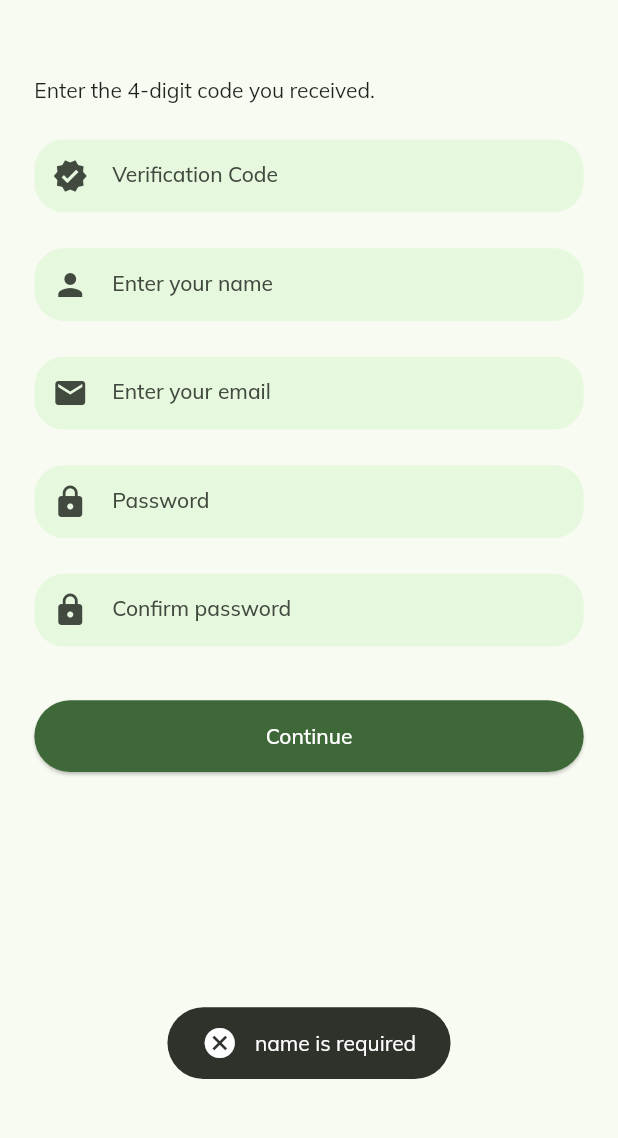
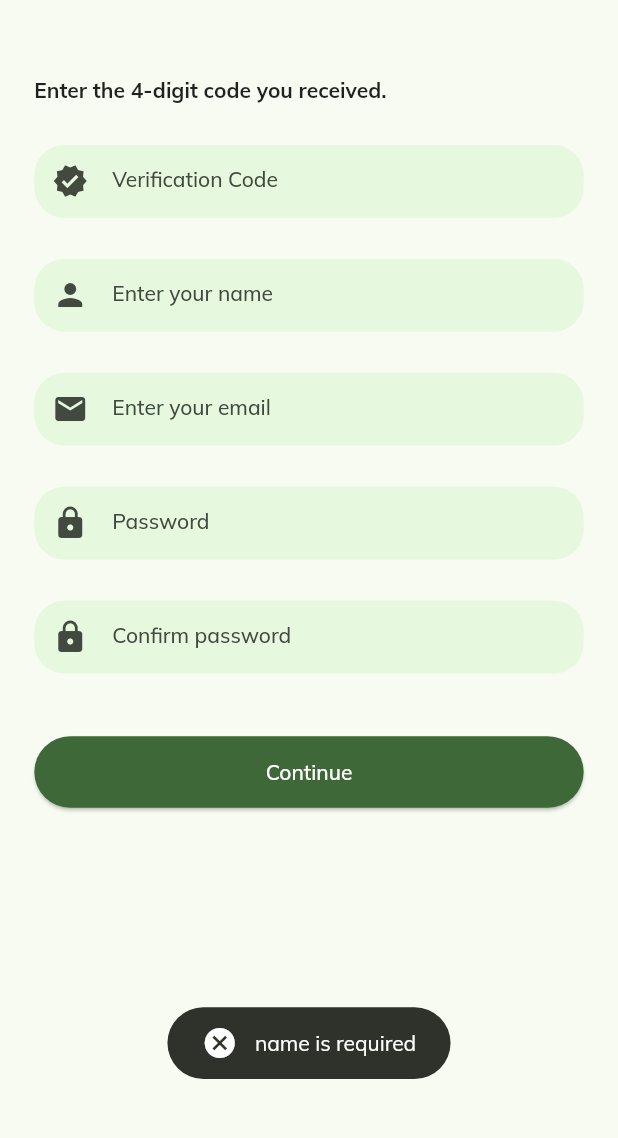
Before and after one commit to roufy235/E-Voting-App, a Flutter app: the RegScreen screen opened by its route, after a tap on "Continue", on a phone screen of 412 x 824 dp, the part 61-1199 px from its top. Run offline on Flutter 3.47's test engine with Material 2 defaults, Android fonts, the phone set to English and light mode, and no system bars; drawn by our look-alikes of dynamic_color; our stand-ins replace cloud_firestore, firebase_analytics, firebase_auth, firebase_core, firebase_crashlytics, flutter_riverpod and 6 more; missing offline and left inert: firebase_performance; accounts and stored records are empty.

Commit message:
feat: bug fixes

```diff
--- a/lib/resource/auth_methods.dart
+++ b/lib/resource/auth_methods.dart
@@ -59,10 +59,8 @@ class AuthMethods {
         res = "Invalid email address";
       } else if (err.code == "weak-password") {
         res = "Your password should be at least 6 characters";
-      } else if (err.code == "wrong-password") {
-        res = "Your password is incorrect";
-      } else if (err.code == "user-not-found") {
-        res = "Account not available. Check your email and password";
+      } else if (err.code == "email-already-in-use") {
+        res = "Email already exists";
       } else {
         res = err.code;
       }
--- a/lib/screens/reg/init_reg_screen.dart
+++ b/lib/screens/reg/init_reg_screen.dart
@@ -31,11 +31,13 @@ class _InitRegScreenState extends State<InitRegScreen> {
 
   @override
   Widget build(BuildContext context) {
+    Color? appBarColor = Theme.of(context).brightness == Brightness.light ? null : Theme.of(context).colorScheme.surfaceVariant;
     ScreenUtil.init(context);
     return Scaffold(
       appBar: AppBar(
         title: const Text('Matric No Verification'),
         centerTitle: true,
+        backgroundColor: appBarColor,
       ),
       body: Padding(
         padding: EdgeInsets.symmetric(
--- a/lib/screens/reg/reg_screen.dart
+++ b/lib/screens/reg/reg_screen.dart
@@ -37,11 +37,14 @@ class _RegScreenState extends State<RegScreen> {
 
   @override
   Widget build(BuildContext context) {
+    double textFieldBtwHeight = 23;
+    Color? appBarColor = Theme.of(context).brightness == Brightness.light ? null : Theme.of(context).colorScheme.surfaceVariant;
     ScreenUtil.init(context);
     return Scaffold(
       appBar: AppBar(
         title: const Text('eVoting Registration'),
         centerTitle: true,
+        backgroundColor: appBarColor,
       ),
       body: Padding(
         padding: EdgeInsets.symmetric(
@@ -52,8 +55,10 @@ class _RegScreenState extends State<RegScreen> {
             crossAxisAlignment: CrossAxisAlignment.start,
             children: [
               SizedBox(height: 30.h),
-              const Text('Enter the 4-digit code you received.'),
-              SizedBox(height: 20.h),
+              const Text('Enter the 4-digit code you received.',
+                  style: TextStyle(fontWeight: FontWeight.bold)
+              ),
+              SizedBox(height: textFieldBtwHeight.h),
               const InputStyle(
                 child: TextField(
                   keyboardType: TextInputType.number,
@@ -64,7 +69,7 @@ class _RegScreenState extends State<RegScreen> {
                   ),
                 ),
               ),
-              SizedBox(height: 20.h),
+              SizedBox(height: textFieldBtwHeight.h),
               InputStyle(
                 child: TextField(
                   controller: _nameController,
@@ -76,7 +81,7 @@ class _RegScreenState extends State<RegScreen> {
                   ),
                 ),
               ),
-              SizedBox(height: 20.h),
+              SizedBox(height: textFieldBtwHeight.h),
               InputStyle(
                 child: TextField(
                   controller: _emailController,
@@ -88,7 +93,7 @@ class _RegScreenState extends State<RegScreen> {
                   ),
                 ),
               ),
-              SizedBox(height: 20.h),
+              SizedBox(height: textFieldBtwHeight.h),
               InputStyle(
                 child: TextField(
                   controller: _passwordController,
@@ -101,7 +106,7 @@ class _RegScreenState extends State<RegScreen> {
                   ),
                 ),
               ),
-              SizedBox(height: 20.h),
+              SizedBox(height: textFieldBtwHeight.h),
               InputStyle(
                 child: TextField(
                   controller: _confirmPasswordController,
@@ -114,7 +119,7 @@ class _RegScreenState extends State<RegScreen> {
                   ),
                 ),
               ),
-              SizedBox(height: 30.h),
+              SizedBox(height: 35.h),
               Consumer(
                 builder: (context, ref, child) {
                   int isLoading = ref.watch(_isLoadingProvider);
--- a/lib/widgets/btn_elevated.dart
+++ b/lib/widgets/btn_elevated.dart
@@ -19,14 +19,13 @@ class BtnElevated extends StatelessWidget {
 
   @override
   Widget build(BuildContext context) {
+    Color primaryColor = Theme.of(context).colorScheme.primary;
     return SizedBox(
       height: btnHeight.h,
       width: btnWidth.w,
       child: ElevatedButton(
           onPressed: isLoading ? null : onPressed,
-          child: isLoading ? LoadingAnimation(
-            color: Theme.of(context).colorScheme.primary,
-          ) : child
+          child: isLoading ? LoadingAnimation(color: primaryColor) : child
       ),
     );
   }
```
